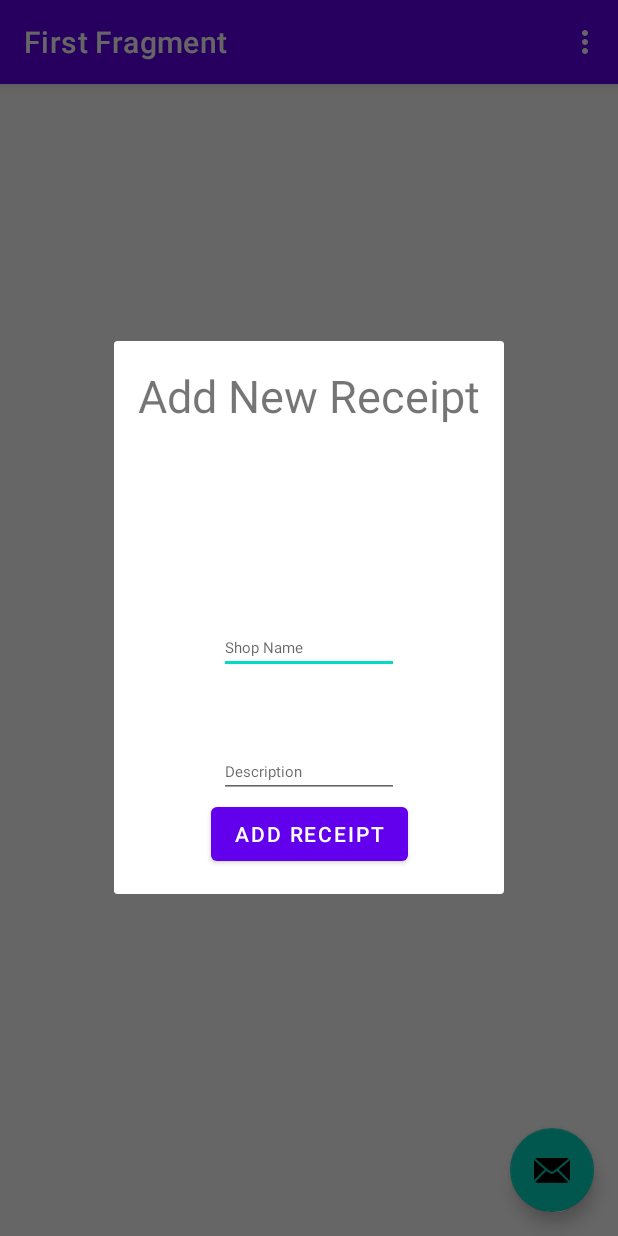
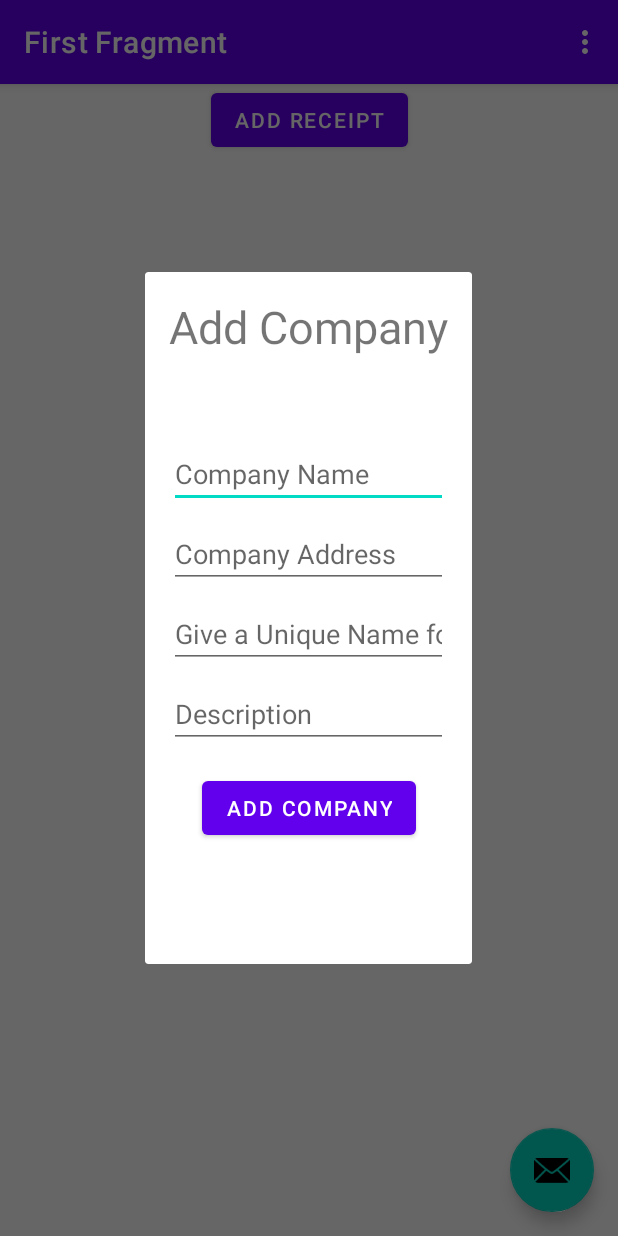
Before and after one commit to shah-smit/Expense-Tracker-Android-App, an Android app: the screen it shows after launch (MainActivity), after a tap on an icon or button, on a phone screen of 412 x 824 dp. Run offline under Robolectric (Android 15) with nearby library versions, the phone set to English and light mode, and no system bars; our stand-ins replace navigation-ui.

Commit message:
Added Company layout and data for integration with db

```diff
--- /dev/null
+++ b/app/src/main/java/com/example/expensetrackerapp/AddCompanyDialogFragment.java
@@ -0,0 +1,56 @@
+package com.example.expensetrackerapp;
+
+import android.os.Bundle;
+import android.view.LayoutInflater;
+import android.view.View;
+import android.view.ViewGroup;
+import android.widget.Button;
+import android.widget.EditText;
+
+import androidx.annotation.NonNull;
+import androidx.annotation.Nullable;
+import androidx.fragment.app.DialogFragment;
+
+import com.example.expensetrackerapp.data.CompanyContract;
+import com.example.expensetrackerapp.repository.CompanyEntity;
+import com.example.expensetrackerapp.repository.CompanyRepository;
+
+import java.time.LocalDateTime;
+
+public class AddCompanyDialogFragment extends DialogFragment {
+
+    private CompanyContract.CompanyEntry.CompanyDbHelper dbHelper;
+    private CompanyRepository companyRepository;
+
+    @Nullable
+    @Override
+    public View onCreateView(@NonNull LayoutInflater inflater, @Nullable ViewGroup container, @Nullable Bundle savedInstanceState) {
+        View rootView =
+                inflater.inflate(R.layout.fragment_add_company_dialog, container, false);
+        dbHelper = new CompanyContract.CompanyEntry.CompanyDbHelper(getContext());
+        companyRepository = new CompanyRepository(dbHelper);
+        return rootView;
+    }
+
+    @Override
+    public void onViewCreated(View view, @Nullable Bundle savedInstanceState) {
+        super.onViewCreated(view, savedInstanceState);
+
+        var button = (Button) view.findViewById(R.id.addCompanyButton);
+        button.setOnClickListener(v -> {
+            var companyName = (EditText) view.findViewById(R.id.companyName);
+            var companyAddress = (EditText) view.findViewById(R.id.companyAddress);
+            var companyDesc = (EditText) view.findViewById(R.id.companyDescription);
+            var outletId = (EditText) view.findViewById(R.id.outletId);
+
+            CompanyEntity companyEntity = new CompanyEntity(
+                    companyName.getText().toString(),
+                    companyAddress.getText().toString(),
+                    companyDesc.getText().toString(),
+                    outletId.getText().toString(),
+                    LocalDateTime.now().toString());
+            companyRepository.insert(companyEntity);
+            dismiss();
+        });
+    }
+}
--- a/app/src/main/java/com/example/expensetrackerapp/AddReceiptDialogFragment.java
+++ /dev/null
@@ -1,45 +0,0 @@
-package com.example.expensetrackerapp;
-
-import android.os.Bundle;
-import android.view.LayoutInflater;
-import android.view.View;
-import android.view.ViewGroup;
-import android.view.WindowManager;
-import android.widget.Button;
-import android.widget.EditText;
-
-import androidx.annotation.NonNull;
-import androidx.annotation.Nullable;
-import androidx.fragment.app.DialogFragment;
-
-public class AddReceiptDialogFragment extends DialogFragment {
-    @Nullable
-    @Override
-    public View onCreateView(@NonNull LayoutInflater inflater, @Nullable ViewGroup container, @Nullable Bundle savedInstanceState) {
-        View rootView =
-                inflater.inflate(R.layout.fragment_add_receipt_dialog, container, false);
-        return rootView;
-    }
-
-    @Override
-    public void onViewCreated(View view, @Nullable Bundle savedInstanceState) {
-        super.onViewCreated(view, savedInstanceState);
-        // Get field from view
-//        var input1 = (EditText) view.findViewById(R.id.editShopName);
-//        // Fetch arguments from bundle and set title
-//        String title = getArguments().getString("title", "Enter Name");
-//        getDialog().setTitle(title);
-//        // Show soft keyboard automatically and request focus to field
-//        input1.requestFocus();
-//        getDialog().getWindow().setSoftInputMode(
-//                WindowManager.LayoutParams.SOFT_INPUT_STATE_VISIBLE);
-
-        var button = (Button) view.findViewById(R.id.addReceiptButton);
-        button.setOnClickListener(v -> {
-            var input1 = (EditText) view.findViewById(R.id.editShopName);
-            var input2 = (EditText) view.findViewById(R.id.editDescription);
-            System.out.println("Something Amzing "+input1.getText().toString()+ " "+ input2.getText().toString());
-            dismiss();
-        });
-    }
-}
--- a/app/src/main/java/com/example/expensetrackerapp/FirstFragment.java
+++ b/app/src/main/java/com/example/expensetrackerapp/FirstFragment.java
@@ -28,14 +28,6 @@ public class FirstFragment extends Fragment {
 
     public void onViewCreated(@NonNull View view, Bundle savedInstanceState) {
         super.onViewCreated(view, savedInstanceState);
-
-        binding.buttonFirst.setOnClickListener(new View.OnClickListener() {
-            @Override
-            public void onClick(View view) {
-                NavHostFragment.findNavController(FirstFragment.this)
-                        .navigate(R.id.action_FirstFragment_to_SecondFragment);
-            }
-        });
     }
 
     @Override
--- a/app/src/main/java/com/example/expensetrackerapp/MainActivity.java
+++ b/app/src/main/java/com/example/expensetrackerapp/MainActivity.java
@@ -1,8 +1,6 @@
 package com.example.expensetrackerapp;
 
 import android.os.Bundle;
-
-import com.google.android.material.snackbar.Snackbar;
 
 import androidx.appcompat.app.AppCompatActivity;
 
@@ -14,10 +12,10 @@ import androidx.navigation.Navigation;
 import androidx.navigation.ui.AppBarConfiguration;
 import androidx.navigation.ui.NavigationUI;
 
-import com.example.expensetrackerapp.databinding.ActivityMainBinding;
-
 import android.view.Menu;
 import android.view.MenuItem;
+
+import com.example.expensetrackerapp.databinding.ActivityMainBinding;
 
 public class MainActivity extends AppCompatActivity {
 
@@ -40,8 +38,8 @@ public class MainActivity extends AppCompatActivity {
         binding.fab.setOnClickListener(new View.OnClickListener() {
             @Override
             public void onClick(View view) {
-                DialogFragment dialog = new AddReceiptDialogFragment();
-                dialog.show(getSupportFragmentManager(), "AddReceiptDialog");
+                DialogFragment dialog = new AddCompanyDialogFragment();
+                dialog.show(getSupportFragmentManager(), "AddCompanyDialog");
             }
         });
     }
--- /dev/null
+++ b/app/src/main/java/com/example/expensetrackerapp/data/CompanyContract.java
@@ -0,0 +1,54 @@
+package com.example.expensetrackerapp.data;
+
+import android.content.Context;
+import android.database.sqlite.SQLiteDatabase;
+import android.database.sqlite.SQLiteOpenHelper;
+import android.provider.BaseColumns;
+
+public final class CompanyContract {
+    private CompanyContract() {
+    }
+
+    public static class CompanyEntry implements BaseColumns {
+        public static final String TABLE_NAME = "company";
+        public static final String COLUMN_NAME_NAME = "name";
+        public static final String COLUMN_NAME_ADDRESS = "address";
+        public static final String COLUMN_NAME_DESCRIPTION = "description";
+        public static final String COLUMN_NAME_OUTLET = "outlet";
+        public static final String COLUMN_NAME_LAST_UPDATED_TIME = "lastUpdatedTime";
+
+        private static final String SQL_CREATE_ENTRIES =
+                "CREATE TABLE " + CompanyContract.CompanyEntry.TABLE_NAME + " (" +
+                        CompanyContract.CompanyEntry._ID + " INTEGER PRIMARY KEY," +
+                        CompanyContract.CompanyEntry.COLUMN_NAME_NAME + " TEXT," +
+                        CompanyContract.CompanyEntry.COLUMN_NAME_ADDRESS + " TEXT," +
+                        CompanyContract.CompanyEntry.COLUMN_NAME_DESCRIPTION + " TEXT," +
+                        CompanyContract.CompanyEntry.COLUMN_NAME_OUTLET + " TEXT," +
+                        CompanyContract.CompanyEntry.COLUMN_NAME_LAST_UPDATED_TIME + " TEXT)";
+
+        private static final String SQL_DELETE_ENTRIES =
+                "DROP TABLE IF EXISTS " + CompanyContract.CompanyEntry.TABLE_NAME;
+
+        public static class CompanyDbHelper extends SQLiteOpenHelper {
+            // If you change the database schema, you must increment the database version.
+            public static final int DATABASE_VERSION = 1;
+            public static final String DATABASE_NAME = "Company.db";
+
+            public CompanyDbHelper(Context context) {
+                super(context, DATABASE_NAME, null, DATABASE_VERSION);
+            }
+            public void onCreate(SQLiteDatabase db) {
+                db.execSQL(SQL_CREATE_ENTRIES);
+            }
+            public void onUpgrade(SQLiteDatabase db, int oldVersion, int newVersion) {
+                // This database is only a cache for online data, so its upgrade policy is
+                // to simply to discard the data and start over
+                db.execSQL(SQL_DELETE_ENTRIES);
+                onCreate(db);
+            }
+            public void onDowngrade(SQLiteDatabase db, int oldVersion, int newVersion) {
+                onUpgrade(db, oldVersion, newVersion);
+            }
+        }
+    }
+}
--- /dev/null
+++ b/app/src/main/res/layout/fragment_add_company_dialog.xml
@@ -0,0 +1,101 @@
+<?xml version="1.0" encoding="utf-8"?>
+<androidx.core.widget.NestedScrollView xmlns:android="http://schemas.android.com/apk/res/android"
+    xmlns:app="http://schemas.android.com/apk/res-auto"
+    xmlns:tools="http://schemas.android.com/tools"
+    android:layout_width="match_parent"
+    android:layout_height="match_parent"
+    tools:context=".AddCompanyDialogFragment">
+
+    <androidx.constraintlayout.widget.ConstraintLayout
+        android:layout_width="match_parent"
+        android:layout_height="match_parent"
+        android:paddingLeft="@dimen/activity_horizontal_margin"
+        android:paddingTop="@dimen/activity_vertical_margin"
+        android:paddingRight="@dimen/activity_horizontal_margin"
+        android:paddingBottom="@dimen/activity_vertical_margin">
+
+        <TextView
+            android:id="@+id/textView"
+            android:layout_width="wrap_content"
+            android:layout_height="wrap_content"
+            android:text="Add Company"
+            android:textSize="30dp"
+            app:layout_constraintEnd_toEndOf="parent"
+            app:layout_constraintHorizontal_bias="0.5"
+            app:layout_constraintStart_toStartOf="parent"/>
+
+        <EditText
+            android:id="@+id/companyName"
+            android:layout_width="0dp"
+            android:layout_height="wrap_content"
+            android:layout_marginTop="96dp"
+            android:autofillHints="@string/prompt_email"
+            android:hint="Company Name"
+            android:inputType="text"
+            android:selectAllOnFocus="true"
+            app:layout_constraintEnd_toEndOf="parent"
+            app:layout_constraintStart_toStartOf="parent"
+            app:layout_constraintTop_toTopOf="parent" />
+
+        <EditText
+            android:id="@+id/companyAddress"
+            android:layout_width="0dp"
+            android:layout_height="wrap_content"
+            android:layout_marginTop="8dp"
+            android:autofillHints="Email Address"
+            android:hint="Company Address"
+            android:imeOptions="actionDone"
+            android:inputType="text"
+            android:selectAllOnFocus="true"
+            app:layout_constraintEnd_toEndOf="parent"
+            app:layout_constraintStart_toStartOf="parent"
+            app:layout_constraintTop_toBottomOf="@+id/companyName" />
+
+        <EditText
+            android:id="@+id/outletId"
+            android:layout_width="0dp"
+            android:layout_height="wrap_content"
+            android:layout_marginTop="8dp"
+            android:autofillHints="@string/prompt_password"
+            android:hint="Give a Unique Name for the Outlet"
+            android:imeActionLabel="@string/action_sign_in_short"
+            android:imeOptions="actionDone"
+            android:inputType="text"
+            android:selectAllOnFocus="true"
+            app:layout_constraintEnd_toEndOf="parent"
+            app:layout_constraintStart_toStartOf="parent"
+            app:layout_constraintTop_toBottomOf="@+id/companyAddress" />
+
+        <EditText
+            android:id="@+id/companyDescription"
+            android:layout_width="0dp"
+            android:layout_height="wrap_content"
+            android:layout_marginTop="8dp"
+            android:autofillHints="@string/prompt_password"
+            android:hint="Description"
+            android:imeActionLabel="@string/action_sign_in_short"
+            android:imeOptions="actionDone"
+            android:inputType="text"
+            android:selectAllOnFocus="true"
+            app:layout_constraintEnd_toEndOf="parent"
+            app:layout_constraintStart_toStartOf="parent"
+            app:layout_constraintTop_toBottomOf="@+id/outletId" />
+
+        <Button
+            android:id="@+id/addCompanyButton"
+            android:layout_width="wrap_content"
+            android:layout_height="wrap_content"
+            android:layout_gravity="start"
+            android:layout_marginTop="16dp"
+            android:layout_marginBottom="64dp"
+            android:enabled="true"
+            android:text="@string/action_add_company"
+            app:layout_constraintBottom_toBottomOf="parent"
+            app:layout_constraintEnd_toEndOf="parent"
+            app:layout_constraintStart_toStartOf="parent"
+            app:layout_constraintTop_toBottomOf="@+id/companyDescription"
+            app:layout_constraintVertical_bias="0.2" />
+
+    </androidx.constraintlayout.widget.ConstraintLayout>
+
+</androidx.core.widget.NestedScrollView>
--- a/app/src/main/res/layout/fragment_add_receipt_dialog.xml
+++ /dev/null
@@ -1,69 +0,0 @@
-<?xml version="1.0" encoding="utf-8"?>
-<androidx.core.widget.NestedScrollView xmlns:android="http://schemas.android.com/apk/res/android"
-    xmlns:app="http://schemas.android.com/apk/res-auto"
-    xmlns:tools="http://schemas.android.com/tools"
-    android:layout_width="match_parent"
-    android:layout_height="match_parent"
-    tools:context=".SecondFragment">
-
-    <androidx.constraintlayout.widget.ConstraintLayout
-        android:layout_width="match_parent"
-        android:layout_height="match_parent"
-        android:padding="16dp">
-
-        <TextView
-            android:id="@+id/textView"
-            android:layout_width="wrap_content"
-            android:layout_height="wrap_content"
-            android:text="Add New Receipt"
-            android:textSize="30dp"
-            app:layout_constraintEnd_toEndOf="parent"
-            app:layout_constraintHorizontal_bias="0.5"
-            app:layout_constraintStart_toStartOf="parent"/>
-
-        <EditText
-            android:id="@+id/editShopName"
-            android:layout_width="wrap_content"
-            android:layout_height="wrap_content"
-            android:ems="10"
-            android:textSize="10dp"
-            android:inputType="textPersonName"
-            android:hint="Shop Name"
-
-            app:layout_constraintBottom_toBottomOf="parent"
-            app:layout_constraintEnd_toEndOf="parent"
-            app:layout_constraintStart_toStartOf="parent"
-            app:layout_constraintTop_toBottomOf="@id/textView"
-            android:autofillHints=""
-
-            />
-
-        <EditText
-            android:id="@+id/editDescription"
-            android:layout_width="wrap_content"
-            android:layout_height="wrap_content"
-            android:ems="10"
-            android:textSize="10dp"
-
-            android:inputType="textPersonName"
-            android:hint="Description"
-            app:layout_constraintBottom_toBottomOf="parent"
-            app:layout_constraintEnd_toEndOf="parent"
-            app:layout_constraintStart_toStartOf="parent"
-
-            app:layout_constraintTop_toBottomOf="@id/editShopName"/>
-
-        <Button
-            android:id="@+id/addReceiptButton"
-            android:layout_width="wrap_content"
-            android:layout_height="wrap_content"
-            android:text="Add Receipt"
-            app:layout_constraintBottom_toBottomOf="parent"
-            app:layout_constraintEnd_toEndOf="parent"
-            app:layout_constraintStart_toStartOf="parent"
-            app:layout_constraintTop_toBottomOf="@id/editDescription"
-            />
-
-    </androidx.constraintlayout.widget.ConstraintLayout>
-
-</androidx.core.widget.NestedScrollView>
--- a/app/src/main/res/layout/fragment_first.xml
+++ b/app/src/main/res/layout/fragment_first.xml
@@ -6,23 +6,14 @@
     android:layout_height="match_parent"
     tools:context=".FirstFragment">
 
-    <TextView
-        android:id="@+id/textview_first"
-        android:layout_width="wrap_content"
-        android:layout_height="wrap_content"
-        android:text="@string/hello_first_fragment"
-        app:layout_constraintBottom_toTopOf="@id/button_first"
-        app:layout_constraintEnd_toEndOf="parent"
-        app:layout_constraintStart_toStartOf="parent"
-        app:layout_constraintTop_toTopOf="parent" />
-
     <Button
         android:id="@+id/button_first"
         android:layout_width="wrap_content"
         android:layout_height="wrap_content"
-        android:text="@string/next"
-        app:layout_constraintBottom_toBottomOf="parent"
+        android:text="@string/action_add_receipt"
         app:layout_constraintEnd_toEndOf="parent"
-        app:layout_constraintStart_toStartOf="parent"
-        app:layout_constraintTop_toBottomOf="@id/textview_first" />
+        app:layout_constraintHorizontal_bias="0.5"
+        app:layout_constraintStart_toStartOf="parent" />
+
+
 </androidx.constraintlayout.widget.ConstraintLayout>
--- a/app/src/main/res/values-land/dimens.xml
+++ b/app/src/main/res/values-land/dimens.xml
@@ -1,3 +1,4 @@
 <resources>
     <dimen name="fab_margin">48dp</dimen>
+    <dimen name="activity_horizontal_margin">48dp</dimen>
 </resources>
--- a/app/src/main/res/values-w1240dp/dimens.xml
+++ b/app/src/main/res/values-w1240dp/dimens.xml
@@ -1,3 +1,4 @@
 <resources>
     <dimen name="fab_margin">200dp</dimen>
+    <dimen name="activity_horizontal_margin">200dp</dimen>
 </resources>
--- a/app/src/main/res/values-w600dp/dimens.xml
+++ b/app/src/main/res/values-w600dp/dimens.xml
@@ -1,3 +1,4 @@
 <resources>
     <dimen name="fab_margin">48dp</dimen>
+    <dimen name="activity_horizontal_margin">48dp</dimen>
 </resources>
--- a/app/src/main/res/values/dimens.xml
+++ b/app/src/main/res/values/dimens.xml
@@ -1,3 +1,5 @@
 <resources>
     <dimen name="fab_margin">16dp</dimen>
+    <dimen name="activity_horizontal_margin">16dp</dimen>
+    <dimen name="activity_vertical_margin">16dp</dimen>
 </resources>
--- a/app/src/main/res/values/strings.xml
+++ b/app/src/main/res/values/strings.xml
@@ -9,4 +9,16 @@
 
     <string name="hello_first_fragment">Hello first fragment</string>
     <string name="hello_second_fragment">Hello second fragment. Arg: %1$s</string>
+    <string name="prompt_email">Email</string>
+    <string name="prompt_password">Password</string>
+    <string name="action_sign_in">Sign in or register</string>
+    <string name="action_add_receipt">Add Receipt</string>
+    <string name="action_add_company">Add Company</string>
+    <string name="action_add_company_short">Add</string>
+    <string name="action_add_receipt_short">Add</string>
+    <string name="action_sign_in_short">Sign in</string>
+    <string name="welcome">"Welcome !"</string>
+    <string name="invalid_username">Not a valid username</string>
+    <string name="invalid_password">Password must be >5 characters</string>
+    <string name="login_failed">"Login failed"</string>
 </resources>
```
Also changed, not shown: app/src/main/java/com/example/expensetrackerapp/data/FeedReaderContract.java (added, +50 -0 lines), app/src/main/java/com/example/expensetrackerapp/repository/CompanyEntity.java (added, +48 -0 lines), app/src/main/java/com/example/expensetrackerapp/repository/CompanyRepository.java (added, +80 -0 lines).
